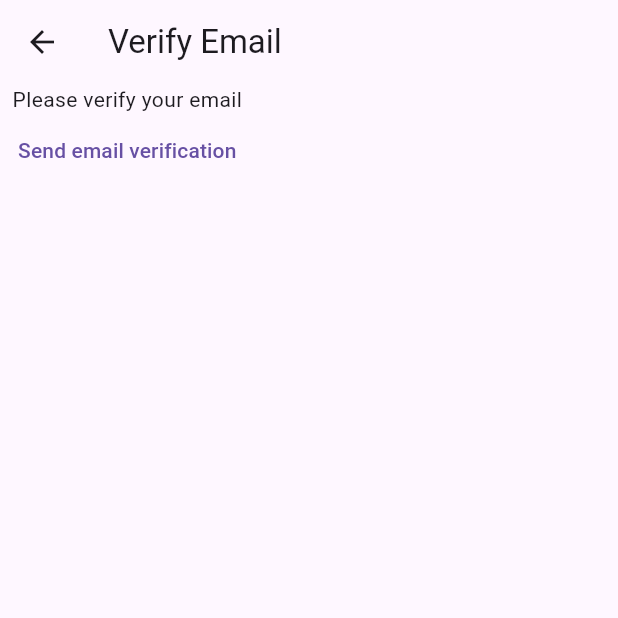
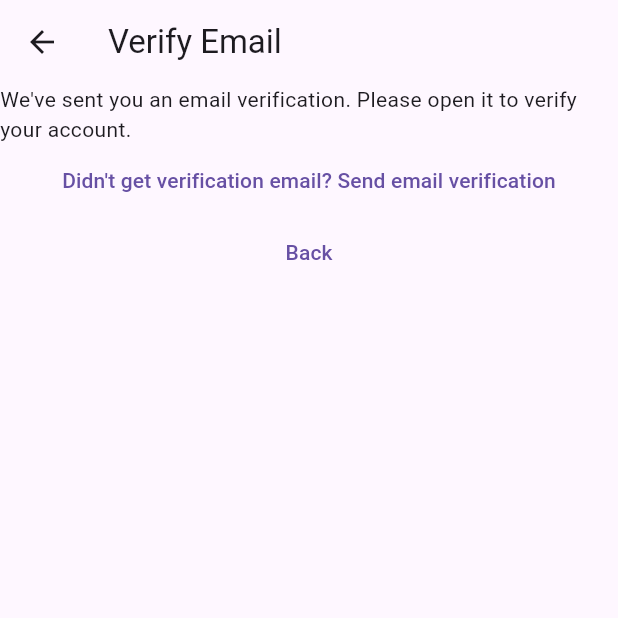
Before and after one commit to JenishLunagariya/my-test-app-bcjn24, a Flutter app: the VerifyEmailView screen opened directly, on a phone screen of 412 x 824 dp, the top half of it. Run offline on Flutter 3.47's test engine with Material 3 defaults, Android fonts, the phone set to English and light mode, and no system bars; our stand-ins replace firebase_auth, firebase_core; accounts and stored records are empty.

Commit message:
verify email route

```diff
--- a/lib/constants/routes.dart
+++ b/lib/constants/routes.dart
@@ -1,3 +1,4 @@
 const loginRoute = '/login/';
 const registerRoute = '/register/';
 const notesRoute = '/notes/';
+const verifyEmailRoute = '/verify-email/';
--- a/lib/main.dart
+++ b/lib/main.dart
@@ -21,6 +21,7 @@ void main() {
       loginRoute: (context) => const LoginView(),
       registerRoute: (context) => const RegisterView(),
       notesRoute: (context) => const NotesView(),
+      verifyEmailRoute: (context) => const VerifyEmailView(),
     },
   ));
 }
--- a/lib/views/login_view.dart
+++ b/lib/views/login_view.dart
@@ -85,6 +85,7 @@ class _LoginViewState extends State<LoginView> {
               onPressed: () {
                 Navigator.of(context)
                     .pushNamedAndRemoveUntil(registerRoute, (route) => false);
+                // Navigator.of(context).pushNamed(registerRoute);
               },
               child: const Text("Not Registered yet? Register here!"))
         ],
--- a/lib/views/verify_email_view.dart
+++ b/lib/views/verify_email_view.dart
@@ -1,5 +1,6 @@
 import 'package:firebase_auth/firebase_auth.dart';
 import 'package:flutter/material.dart';
+import 'package:test_application/constants/routes.dart';
 
 class VerifyEmailView extends StatefulWidget {
   const VerifyEmailView({super.key});
@@ -17,13 +18,26 @@ class _VerifyEmailViewState extends State<VerifyEmailView> {
       ),
       body: Column(
         children: [
-          const Text("Please verify your email"),
+          const Text(
+              "We've sent you an email verification. Please open it to verify your account."),
+          const SizedBox(),
           TextButton(
               onPressed: () async {
                 final user = FirebaseAuth.instance.currentUser;
                 await user?.sendEmailVerification(); // send email verification
               },
-              child: const Text("Send email verification"))
+              child: const Text(
+                  "Didn't get verification email? Send email verification")),
+          TextButton(
+            onPressed: () async {
+              FirebaseAuth.instance.signOut();
+              Navigator.of(context).pushNamedAndRemoveUntil(
+                registerRoute,
+                (context) => false,
+              );
+            },
+            child: const Text("Back"),
+          )
         ],
       ),
     );
```
Also changed, not shown: lib/views/register_view.dart (+7 -4 lines).
